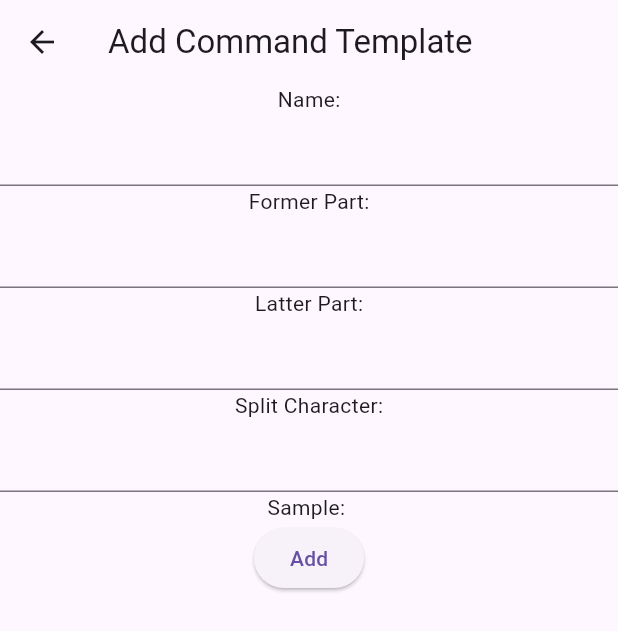
After one commit to atahatah/run-gpu-anywhere, a Flutter app: the screen it shows after launch, item 3 of the bottom bar chosen, after a tap on the "add" icon, on a phone screen of 412 x 824 dp. The commit adds this screen. Shown: the top 631 px of the screen. Run offline on Flutter 3.47's test engine with Material 3 defaults, Android fonts, the phone set to English and light mode, and no system bars; our stand-ins replace flutter_hooks, flutter_secure_storage, freezed_annotation, go_router, hooks_riverpod, riverpod_annotation and 1 more; missing offline and left inert: dartssh2, xterm; generated files the repository leaves out were written again.

Commit message:
feat: add command template

```diff
--- a/lib/src/presentation/components/bottom_navigation_bar.dart
+++ b/lib/src/presentation/components/bottom_navigation_bar.dart
@@ -52,8 +52,6 @@ class CurrentBottomNavigationBarIndex
   }
 }
 
-const homePath = TerminalPage.pagePath;
-
 enum BottomNavigationBarItems {
   home(Icons.terminal, 'Terminal', TerminalPage.pagePath),
   search(Icons.computer, 'Hosts', HostListPage.pagePath),
--- /dev/null
+++ b/lib/src/presentation/pages/command_template/add_command_template.dart
@@ -0,0 +1,129 @@
+import 'package:flutter/material.dart';
+import 'package:go_router/go_router.dart';
+import 'package:hooks_riverpod/hooks_riverpod.dart';
+import 'package:riverpod_annotation/riverpod_annotation.dart';
+import 'package:run_gpu_anywhere/src/model/entities/command/command_template.dart';
+import 'package:run_gpu_anywhere/src/model/use_cases/command/command_template_controller.dart';
+
+part 'add_command_template.g.dart';
+
+class AddCommandTemplatePage extends ConsumerWidget {
+  AddCommandTemplatePage({super.key});
+
+  static String get pageName => 'AddCommandTemplatePage';
+  static String get pagePath => '/add_command_template';
+
+  final name = TextEditingController();
+  final formerPart = TextEditingController();
+  final latterPart = TextEditingController();
+  final split = TextEditingController();
+
+  @override
+  Widget build(BuildContext context, WidgetRef ref) {
+    final commandTemplateController =
+        ref.read(commandTemplateSampleControllerProvider.notifier);
+    return Scaffold(
+      appBar: AppBar(
+        title: const Text('Add Command Template'),
+      ),
+      body: SingleChildScrollView(
+        child: Column(
+          children: [
+            const Text('Name:'),
+            TextField(controller: name),
+            const Text('Former Part:'),
+            TextField(
+              controller: formerPart,
+              onChanged: (value) =>
+                  commandTemplateController.formerPart = value,
+            ),
+            const Text('Latter Part:'),
+            TextField(
+              controller: latterPart,
+              onChanged: (value) =>
+                  commandTemplateController.latterPart = value,
+            ),
+            const Text('Split Character:'),
+            TextField(
+              controller: split,
+              onChanged: (value) => commandTemplateController.split = value,
+            ),
+            CommandTemplateSampleView(
+              formerPart: formerPart,
+              split: split,
+              latterPart: latterPart,
+            ),
+            ElevatedButton(
+              onPressed: () {
+                ref.read(commandTemplateListProvider.notifier).add(
+                      CommandTemplate(
+                        name: name.text,
+                        command: '${formerPart.text}\\0${latterPart.text}',
+                        split: split.text,
+                      ),
+                    );
+                GoRouter.of(context).pop();
+              },
+              child: const Text('Add'),
+            ),
+          ],
+        ),
+      ),
+    );
+  }
+}
+
+class CommandTemplateSampleView extends ConsumerWidget {
+  const CommandTemplateSampleView({
+    super.key,
+    required this.formerPart,
+    required this.split,
+    required this.latterPart,
+  });
+
+  final TextEditingController formerPart;
+  final TextEditingController split;
+  final TextEditingController latterPart;
+
+  @override
+  Widget build(BuildContext context, WidgetRef ref) {
+    final sample = ref.watch(commandTemplateSampleControllerProvider);
+    return Text('Sample: $sample');
+  }
+}
+
+@riverpod
+class CommandTemplateSampleController
+    extends _$CommandTemplateSampleController {
+  String _formerPart = '';
+  String _latterPart = '';
+  String _split = '';
+
+  @override
+  String build() {
+    return '';
+  }
+
+  String get formerPart => _formerPart;
+  set formerPart(String value) {
+    _formerPart = value;
+    update();
+  }
+
+  String get latterPart => _latterPart;
+  set latterPart(String value) {
+    _latterPart = value;
+    update();
+  }
+
+  String get split => _split;
+  set split(String value) {
+    _split = value;
+    update();
+  }
+
+  void update() {
+    const part = '__';
+    state = '$_formerPart$part$_split$part$_split$part$_split$part$_latterPart';
+  }
+}
--- a/lib/src/presentation/pages/command_template/command_template_list_page.dart
+++ b/lib/src/presentation/pages/command_template/command_template_list_page.dart
@@ -1,7 +1,10 @@
 import 'package:flutter/material.dart';
+import 'package:go_router/go_router.dart';
 import 'package:hooks_riverpod/hooks_riverpod.dart';
 import 'package:run_gpu_anywhere/src/model/use_cases/command/command_template_controller.dart';
 import 'package:run_gpu_anywhere/src/presentation/components/bottom_navigation_bar.dart';
+
+import 'add_command_template.dart';
 
 class CommandTemplateListPage extends ConsumerWidget {
   const CommandTemplateListPage({super.key});
@@ -15,6 +18,14 @@ class CommandTemplateListPage extends ConsumerWidget {
     return Scaffold(
       appBar: AppBar(
         title: const Text('Command Templates'),
+        actions: [
+          IconButton(
+            icon: const Icon(Icons.add),
+            onPressed: () {
+              GoRouter.of(context).push(AddCommandTemplatePage.pagePath);
+            },
+          ),
+        ],
       ),
       bottomNavigationBar: const MyBottomNavigationBar(),
       body: commandTemplates.when(
--- a/lib/src/presentation/pages/terminal/terminal_page.dart
+++ b/lib/src/presentation/pages/terminal/terminal_page.dart
@@ -1,17 +1,16 @@
 import 'package:flutter/material.dart';
-import 'package:go_router/go_router.dart';
+import 'package:flutter_hooks/flutter_hooks.dart';
 import 'package:hooks_riverpod/hooks_riverpod.dart';
 import 'package:run_gpu_anywhere/src/model/use_cases/terminal/ssh_host_controller.dart';
 import 'package:run_gpu_anywhere/src/model/use_cases/terminal/terminal_controller.dart';
 import 'package:run_gpu_anywhere/src/presentation/components/bottom_navigation_bar.dart';
-import 'package:run_gpu_anywhere/src/presentation/pages/host_list/host_list_page.dart';
 import 'package:run_gpu_anywhere/src/presentation/pages/terminal/input_suggester.dart';
 import 'package:run_gpu_anywhere/src/presentation/pages/terminal/virtual_keyboard.dart';
 import 'package:xterm/xterm.dart';
 
 import '../../../model/entities/ssh/host.dart';
 
-class TerminalPage extends ConsumerWidget {
+class TerminalPage extends HookConsumerWidget {
   const TerminalPage({super.key});
 
   static const pageName = 'TerminalPage';
@@ -21,19 +20,15 @@ class TerminalPage extends ConsumerWidget {
   Widget build(BuildContext context, WidgetRef ref) {
     final sshHosts = ref.watch(sSHHostListProvider);
     final currentHost = ref.watch(currentHostProvider);
+    final manually = useState<bool>(false);
     return Scaffold(
       appBar: AppBar(
         title: const Text('Terminal'),
       ),
       bottomNavigationBar: const MyBottomNavigationBar(),
-      body: Column(
+      body: SingleChildScrollView(
+        child: Column(
           children: [
-          ElevatedButton(
-            onPressed: () {
-              GoRouter.of(context).push(HostListPage.pagePath);
-            },
-            child: const Text('Add Host'),
-          ),
             sshHosts.when(
               loading: () => const CircularProgressIndicator(),
               error: (error, stackTrace) => Text('Error: $error'),
@@ -45,10 +40,49 @@ class TerminalPage extends ConsumerWidget {
                   AsyncError(:final error) => Text('Error: $error'),
                   AsyncData(value: final loadedCurrentHost) => Column(
                       children: [
-                      DropdownButton(
-                        value: loadedCurrentHost,
+                        SelectHost(
+                          currentHost: loadedCurrentHost,
+                          sshHosts: loadedSshHosts,
+                        ),
+                        Switch(
+                          value: manually.value,
+                          onChanged: (value) {
+                            manually.value = value;
+                          },
+                        ),
+                        TerminalComponent(
+                          host: loadedCurrentHost,
+                          manually: manually.value,
+                        ),
+                      ],
+                    ),
+                  _ => const CircularProgressIndicator(),
+                };
+              },
+            ),
+          ],
+        ),
+      ),
+    );
+  }
+}
+
+class SelectHost extends ConsumerWidget {
+  const SelectHost({
+    super.key,
+    required this.currentHost,
+    required this.sshHosts,
+  });
+
+  final Host currentHost;
+  final List<Host> sshHosts;
+
+  @override
+  Widget build(BuildContext context, WidgetRef ref) {
+    return DropdownButton(
+      value: currentHost,
       items: [
-                          for (final sshHost in loadedSshHosts)
+        for (final sshHost in sshHosts)
           DropdownMenuItem(
             value: sshHost,
             child: Text(sshHost.name),
@@ -58,23 +92,8 @@ class TerminalPage extends ConsumerWidget {
         if (selectedHost == null) {
           return;
         }
-                          ref
-                              .read(currentHostProvider.notifier)
-                              .newHost(selectedHost);
+        ref.read(currentHostProvider.notifier).newHost(selectedHost);
       },
-                      ),
-                      TerminalComponent(
-                        host: loadedCurrentHost,
-                        manually: false,
-                      ),
-                    ],
-                  ),
-                _ => const CircularProgressIndicator(),
-              };
-            },
-          ),
-        ],
-      ),
     );
   }
 }
--- a/lib/src/presentation/router/router.dart
+++ b/lib/src/presentation/router/router.dart
@@ -2,6 +2,7 @@ import 'package:flutter/foundation.dart';
 import 'package:flutter/material.dart';
 import 'package:go_router/go_router.dart';
 import 'package:riverpod_annotation/riverpod_annotation.dart';
+import 'package:run_gpu_anywhere/src/presentation/pages/command_template/add_command_template.dart';
 import 'package:run_gpu_anywhere/src/presentation/pages/command_template/command_template_list_page.dart';
 import 'package:run_gpu_anywhere/src/presentation/pages/host_list/add_host_page.dart';
 import 'package:run_gpu_anywhere/src/presentation/pages/host_list/host_list_page.dart';
@@ -74,6 +75,16 @@ GoRouter router(RouterRef ref) {
           );
         },
       ),
+      GoRoute(
+        path: AddCommandTemplatePage.pagePath,
+        name: AddCommandTemplatePage.pageName,
+        pageBuilder: (_, state) {
+          return NoTransitionPage<void>(
+            key: state.pageKey,
+            child: AddCommandTemplatePage(),
+          );
+        },
+      ),
     ],
   );
 }
```
Also changed, not shown: lib/src/model/use_cases/command/command_template_controller.dart (+14 -2 lines). Lines whose indentation alone changed are shown as unchanged.
